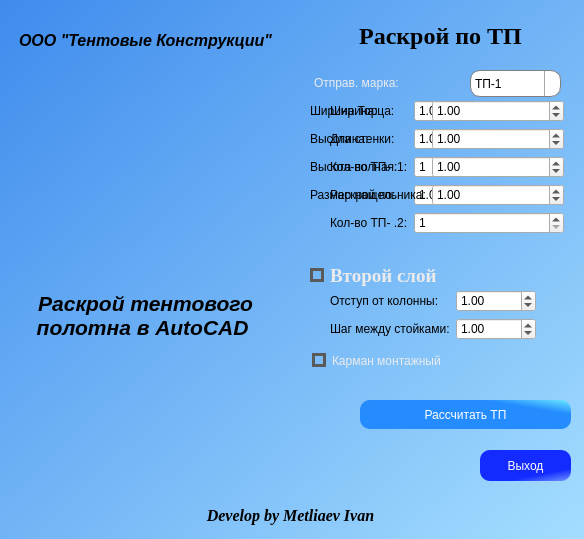
This is ui/calcul_menu.ui in Aironbor/AutoCAD-script as Qt 5 draws it before an edit. The edited form follows.
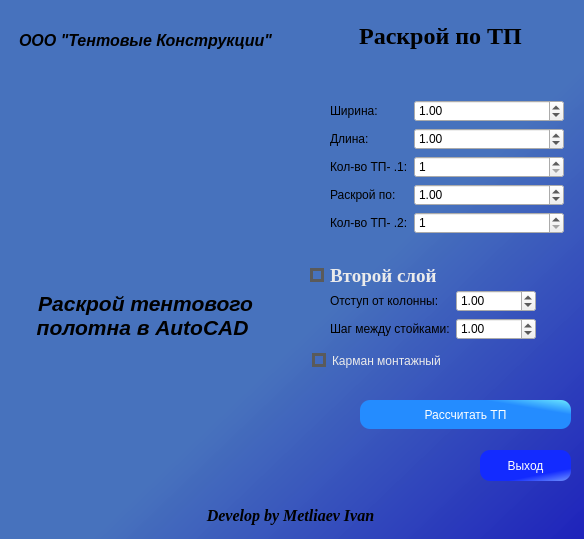
This is the edited form. Icons and pictures are not drawn.

Diff of the .ui file:
```diff
--- a/ui/calcul_menu.ui
+++ b/ui/calcul_menu.ui
@@ -27,107 +27,11 @@
   </property>
   <property name="styleSheet">
    <string notr="true">QWidget#centralwidget{
-     background:qlineargradient(spread:pad, x1:0, y1:0, x2:1, y2:1, stop:0.00568182 rgba(63, 140, 237, 255), stop:1 rgba(164, 221, 255, 255));
+     background:qlineargradient(spread:pad, x1:0.077, y1:0.113773, x2:1, y2:1, stop:0.522727 rgba(66, 110, 187, 248), stop:1 rgba(30, 34, 187, 255));
+
 }</string>
   </property>
   <widget class="QWidget" name="centralwidget">
-   <widget class="QComboBox" name="comboBox">
-    <property name="geometry">
-     <rect>
-      <x>470</x>
-      <y>70</y>
-      <width>91</width>
-      <height>27</height>
-     </rect>
-    </property>
-    <property name="styleSheet">
-     <string notr="true">QComboBox {
-    border: 1px solid gray;
-    border-radius: 10px;
-    font: 75 14pt &quot;Times New Roman&quot;;
-	color: black;
-}
-QComboBox QAbstractItemView {
-    border: 3px solid darkgray;
-    selection-background-color:qlineargradient(spread:pad, x1:0.886, y1:0.0625, x2:1, y2:0, stop:0.869318 rgba(0, 124, 255, 237), stop:1 rgba(255, 255, 255, 255));
-	color: black;
-}
-QComboBox:on { /* shift the text when the popup opens */
-    padding-top: 3px;
-    padding-left: 4px;
-	color: black;
-}
-
-QComboBox::drop-down {
-    subcontrol-origin: padding;
-    subcontrol-position: top right;
-    width: 15px;
-    border-left-width: 1px;
-    border-left-color: darkgray;
-    border-left-style: solid; /* just a single line */
-    border-top-right-radius: 3px; /* same radius as the QComboBox */
-    border-bottom-right-radius: 3px;
-	color: black;
-}
-
-QComboBox::down-arrow {
-    image:url(:/arrow/dop/arrow.png);
-	height: 18;
-	width: 18;
-}
-
-QComboBox::down-arrow:on { /* shift the arrow when popup is open */
-    top: 1px;
-    left: 1px;
-}
-QComboBox:editable {
-    background: white;
-	color: black;
-	}
-
-QComboBox:!editable, QComboBox::drop-down:editable {
-     background: qlineargradient(x1: 0, y1: 0, x2: 0, y2: 1,
-                                 stop: 0 #E1E1E1, stop: 0.4 #DDDDDD,
-                                 stop: 0.5 #D8D8D8, stop: 1.0 #D3D3D3);
-}
-
-/* QComboBox gets the &quot;on&quot; state when the popup is open */
-QComboBox:!editable:on, QComboBox::drop-down:editable:on {
-    background: qlineargradient(x1: 0, y1: 0, x2: 0, y2: 1,
-                                stop: 0 #D3D3D3, stop: 0.4 #D8D8D8,
-                                stop: 0.5 #DDDDDD, stop: 1.0 #E1E1E1);
-}
-QComboBox QAbstractItemView::item:hover {
-    color: black;
-    background-color: lightgreen;   /*  The whole drop-down window crosss the background color of each item */
-}
-
-/*  After dropping, the entire drop-down window is selected for each pattern. */
-QComboBox QAbstractItemView::item:selected {
-   	color: black;
-    background-color: lightgreen;
-}
-QComboBox:hover {
-    background:qradialgradient(spread:pad, cx:0.5, cy:0.5, radius:0.5, fx:0.5, fy:0.5, stop:0 rgba(209, 248, 255, 255), stop:1 rgba(234, 255, 255, 255));
-	color: black;
-}</string>
-    </property>
-    <item>
-     <property name="text">
-      <string>ТП-1</string>
-     </property>
-    </item>
-    <item>
-     <property name="text">
-      <string>ТП-2</string>
-     </property>
-    </item>
-    <item>
-     <property name="text">
-      <string>ТП-3</string>
-     </property>
-    </item>
-   </widget>
    <widget class="QLabel" name="label_4">
     <property name="geometry">
      <rect>
@@ -415,23 +319,6 @@
      <bool>true</bool>
     </property>
    </widget>
-   <widget class="QLabel" name="label_14">
-    <property name="geometry">
-     <rect>
-      <x>314</x>
-      <y>70</y>
-      <width>141</width>
-      <height>25</height>
-     </rect>
-    </property>
-    <property name="styleSheet">
-     <string notr="true">font: bold 14pt &quot;Times New Roman&quot;;
-color: rgb(235, 235, 235);</string>
-    </property>
-    <property name="text">
-     <string>Отправ. марка:</string>
-    </property>
-   </widget>
    <widget class="QPushButton" name="canselButton">
     <property name="geometry">
      <rect>
@@ -613,110 +500,6 @@
     <property name="frameShadow">
      <enum>QFrame::Raised</enum>
     </property>
-    <widget class="QWidget" name="layoutWidget_3">
-     <property name="geometry">
-      <rect>
-       <x>0</x>
-       <y>0</y>
-       <width>254</width>
-       <height>121</height>
-      </rect>
-     </property>
-     <layout class="QFormLayout" name="formLayout_5">
-      <item row="0" column="0">
-       <widget class="QLabel" name="label_21">
-        <property name="styleSheet">
-         <string notr="true">font: 12pt &quot;Times New Roman&quot;;</string>
-        </property>
-        <property name="text">
-         <string>Ширина Торца:</string>
-        </property>
-       </widget>
-      </item>
-      <item row="0" column="1">
-       <widget class="QDoubleSpinBox" name="width_doubleSpinBox_4">
-        <property name="styleSheet">
-         <string notr="true">font: 14pt &quot;Times New Roman&quot;;</string>
-        </property>
-        <property name="maximum">
-         <double>100000.000000000000000</double>
-        </property>
-        <property name="value">
-         <double>1.000000000000000</double>
-        </property>
-       </widget>
-      </item>
-      <item row="1" column="0">
-       <widget class="QLabel" name="label_20">
-        <property name="styleSheet">
-         <string notr="true">font: 12pt &quot;Times New Roman&quot;;</string>
-        </property>
-        <property name="text">
-         <string>Высота стенки:</string>
-        </property>
-       </widget>
-      </item>
-      <item row="1" column="1">
-       <widget class="QDoubleSpinBox" name="wall_haight_doubleSpinBox_2">
-        <property name="styleSheet">
-         <string notr="true">font: 14pt &quot;Times New Roman&quot;;</string>
-        </property>
-        <property name="maximum">
-         <double>1000000.000000000000000</double>
-        </property>
-        <property name="value">
-         <double>1.000000000000000</double>
-        </property>
-       </widget>
-      </item>
-      <item row="2" column="0">
-       <widget class="QLabel" name="label_22">
-        <property name="styleSheet">
-         <string notr="true">font: 12pt &quot;Times New Roman&quot;;</string>
-        </property>
-        <property name="text">
-         <string>Высота полная:</string>
-        </property>
-       </widget>
-      </item>
-      <item row="2" column="1">
-       <widget class="QDoubleSpinBox" name="full_height_doubleSpinBox_3">
-        <property name="styleSheet">
-         <string notr="true">font: 14pt &quot;Times New Roman&quot;;</string>
-        </property>
-        <property name="maximum">
-         <double>1000000.000000000000000</double>
-        </property>
-        <property name="value">
-         <double>1.000000000000000</double>
-        </property>
-       </widget>
-      </item>
-      <item row="3" column="0">
-       <widget class="QLabel" name="label_23">
-        <property name="styleSheet">
-         <string notr="true">font: 12pt &quot;Times New Roman&quot;;</string>
-        </property>
-        <property name="text">
-         <string>Размер нащельника:</string>
-        </property>
-       </widget>
-      </item>
-      <item row="3" column="1">
-       <widget class="QDoubleSpinBox" name="batten_2g_height_doubleSpinBox_3">
-        <property name="styleSheet">
-         <string notr="true">font: 14pt &quot;Times New Roman&quot;;</string>
-        </property>
-        <property name="maximum">
-         <double>1000000.000000000000000</double>
-        </property>
-        <property name="value">
-         <double>1.000000000000000</double>
-        </property>
-       </widget>
-      </item>
-     </layout>
-    </widget>
    </widget>
    <widget class="QFrame" name="frame_sl">
     <property name="geometry">
```
Left out of the diff: 4 changed lines with no effect on the pictures.
